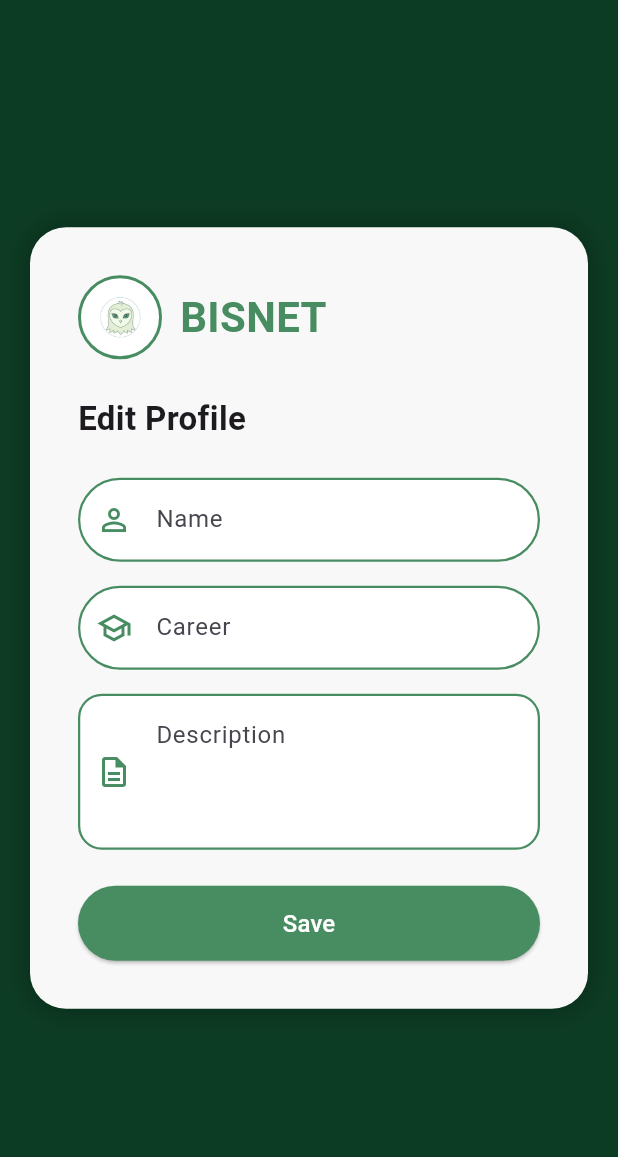
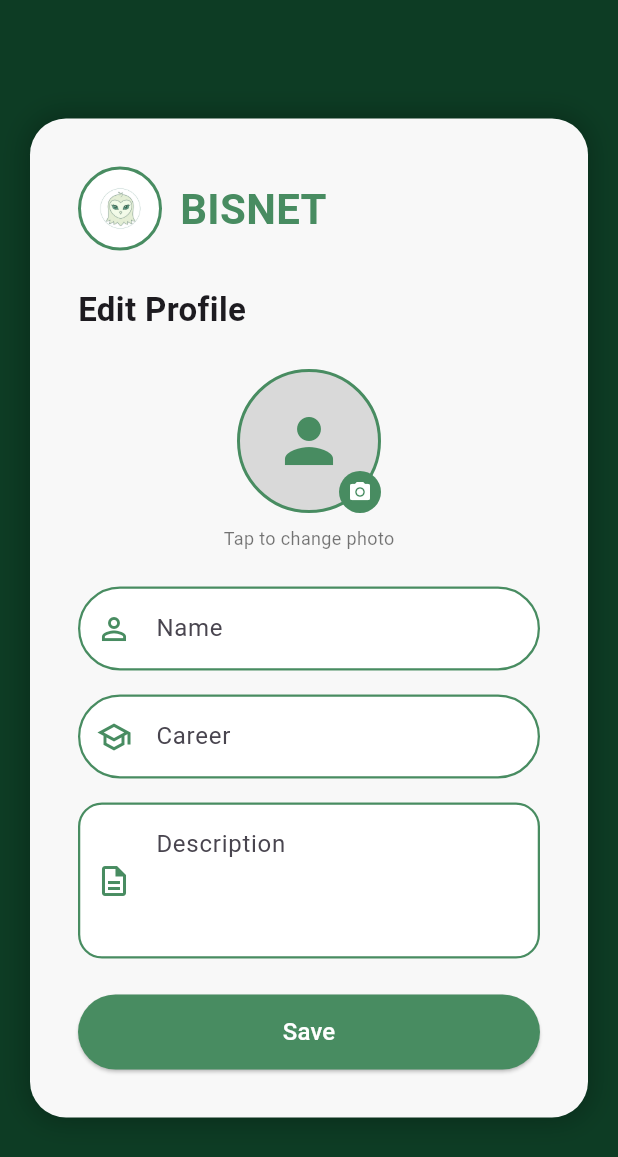
Before and after one commit to miguelrodriguez72sbs-sys/BisNet, a Flutter app: the ProfileScreen screen opened directly, after a tap on the "edit" icon, on a phone screen of 412 x 824 dp. Shown: the top 1157 px of the screen. Run offline on Flutter 3.47's test engine with Material 3 defaults, Android fonts, the phone set to English and light mode, and no system bars; our stand-ins replace image_picker, shared_preferences, webview_flutter; accounts and stored records are empty; network calls fail.

Commit message:
feat: profile photo upload, real like counts in profile, community notifications

```diff
--- a/bisnet/lib/L10n/app_localizations.dart
+++ b/bisnet/lib/L10n/app_localizations.dart
@@ -94,6 +94,14 @@ class AppLocalizations {
       // Búsqueda
       'no_search_results': 'No se encontraron publicaciones',
       'no_communities_results': 'No se encontraron comunidades',
+
+      // Perfil / Foto
+      'tap_to_change_photo': 'Toca para cambiar la foto',
+
+      // Notificaciones de comunidad
+      'user_joined_community': 'se unió a tu comunidad',
+      'user_requested_join': 'solicitó unirse a tu comunidad',
+      'sent_message_in': 'envió un mensaje en',
     },
 
     'en': {
@@ -180,6 +188,14 @@ class AppLocalizations {
       // Search
       'no_search_results': 'No posts found',
       'no_communities_results': 'No communities found',
+
+      // Profile / Photo
+      'tap_to_change_photo': 'Tap to change photo',
+
+      // Community notifications
+      'user_joined_community': 'joined your community',
+      'user_requested_join': 'requested to join your community',
+      'sent_message_in': 'sent a message in',
     },
   };
 
@@ -256,6 +272,10 @@ class AppLocalizations {
   String get sentYouAMessage => translate('sent_you_a_message');
   String get noSearchResults => translate('no_search_results');
   String get noCommunitiesResults => translate('no_communities_results');
+  String get tapToChangePhoto => translate('tap_to_change_photo');
+  String get userJoinedCommunity => translate('user_joined_community');
+  String get userRequestedJoin => translate('user_requested_join');
+  String get sentMessageIn => translate('sent_message_in');
 }
 
 class AppLocalizationsDelegate extends LocalizationsDelegate<AppLocalizations> {
--- a/bisnet/lib/pages/edit_profile.dart
+++ b/bisnet/lib/pages/edit_profile.dart
@@ -1,4 +1,6 @@
 import 'package:flutter/material.dart';
+import 'dart:io';
+import 'package:image_picker/image_picker.dart';
 import 'package:bisnet/services/auth_service.dart';
 import 'package:bisnet/L10n/app_localizations.dart';
 
@@ -15,6 +17,8 @@ class _EditProfileScreenState extends State<EditProfileScreen> {
   late TextEditingController nameController;
   late TextEditingController careerController;
   late TextEditingController descriptionController;
+  File? _selectedImage;
+  bool _uploading = false;
 
   @override
   void initState() {
@@ -34,6 +38,74 @@ class _EditProfileScreenState extends State<EditProfileScreen> {
     careerController.dispose();
     descriptionController.dispose();
     super.dispose();
+  }
+
+  Future<void> _pickImage() async {
+    final picker = ImagePicker();
+    final image = await picker.pickImage(source: ImageSource.gallery);
+    if (image == null) return;
+    setState(() => _selectedImage = File(image.path));
+  }
+
+  Widget _buildProfilePhoto() {
+    final currentPhoto = widget.user?['profile_photo'];
+
+    Widget avatar;
+    if (_selectedImage != null) {
+      avatar = ClipOval(
+        child: Image.file(_selectedImage!, fit: BoxFit.cover, width: 96, height: 96),
+      );
+    } else if (currentPhoto != null && currentPhoto.toString().isNotEmpty) {
+      avatar = ClipOval(
+        child: Image.network(
+          '${AuthService.storageUrl}/$currentPhoto',
+          fit: BoxFit.cover,
+          width: 96,
+          height: 96,
+          errorBuilder: (_, _, _) => const Icon(
+            Icons.person,
+            size: 48,
+            color: Color(0xFF488C61),
+          ),
+        ),
+      );
+    } else {
+      avatar = const Icon(Icons.person, size: 48, color: Color(0xFF488C61));
+    }
+
+    return GestureDetector(
+      onTap: _pickImage,
+      child: Stack(
+        children: [
+          Container(
+            width: 96,
+            height: 96,
+            decoration: BoxDecoration(
+              shape: BoxShape.circle,
+              color: const Color(0xFFD9D9D9),
+              border: Border.all(color: const Color(0xFF488C61), width: 2),
+            ),
+            child: Center(child: avatar),
+          ),
+          Positioned(
+            bottom: 0,
+            right: 0,
+            child: Container(
+              padding: const EdgeInsets.all(6),
+              decoration: const BoxDecoration(
+                color: Color(0xFF488C61),
+                shape: BoxShape.circle,
+              ),
+              child: const Icon(
+                Icons.camera_alt,
+                color: Colors.white,
+                size: 16,
+              ),
+            ),
+          ),
+        ],
+      ),
+    );
   }
 
   @override
@@ -106,6 +178,20 @@ class _EditProfileScreenState extends State<EditProfileScreen> {
                     ),
                   ),
 
+                  const SizedBox(height: 24),
+
+                  // FOTO DE PERFIL
+                  Center(child: _buildProfilePhoto()),
+                  const SizedBox(height: 8),
+                  Center(
+                    child: Text(
+                      t.tapToChangePhoto,
+                      style: const TextStyle(
+                        fontSize: 12,
+                        color: Colors.black54,
+                      ),
+                    ),
+                  ),
                   const SizedBox(height: 24),
 
                   // NAME
@@ -219,8 +305,26 @@ class _EditProfileScreenState extends State<EditProfileScreen> {
                           borderRadius: BorderRadius.circular(30),
                         ),
                       ),
-                      onPressed: () async {
+                      onPressed: _uploading
+                          ? null
+                          : () async {
+                              setState(() => _uploading = true);
                               try {
+                                Map<String, dynamic> updatedUser =
+                                    widget.user ?? {};
+
+                                // 1) Subir foto si se eligió una
+                                if (_selectedImage != null) {
+                                  final photoResponse =
+                                      await AuthService.updateProfilePhoto(
+                                    _selectedImage!,
+                                  );
+                                  if (photoResponse.containsKey('user')) {
+                                    updatedUser = photoResponse['user'];
+                                  }
+                                }
+
+                                // 2) Actualizar nombre/carrera/descripción
                                 final response = await AuthService.updateProfile(
                                   name: nameController.text,
                                   career: careerController.text,
@@ -228,25 +332,26 @@ class _EditProfileScreenState extends State<EditProfileScreen> {
                                 );
 
                                 if (response.containsKey('user')) {
-                            ScaffoldMessenger.of(context).showSnackBar(
-                              SnackBar(
-                                content: Text(t.profileUpdatedSuccessfully),
-                              ),
-                            );
+                                  updatedUser = response['user'];
+                                }
 
-                            Navigator.pop(context, response['user']);
-                          } else {
+                                if (!mounted) return;
+                                setState(() => _uploading = false);
                                 ScaffoldMessenger.of(context).showSnackBar(
                                   SnackBar(
                                     content: Text(
-                                  response['message'] ?? t.errorUpdatingProfile,
+                                      t.profileUpdatedSuccessfully,
                                     ),
                                   ),
                                 );
-                          }
+                                Navigator.pop(context, updatedUser);
                               } catch (e) {
+                                if (!mounted) return;
+                                setState(() => _uploading = false);
                                 ScaffoldMessenger.of(context).showSnackBar(
-                            SnackBar(content: Text('${t.error}: $e')),
+                                  SnackBar(
+                                    content: Text('${t.error}: $e'),
+                                  ),
                                 );
                               }
                             },
--- a/bisnet/lib/pages/profile.dart
+++ b/bisnet/lib/pages/profile.dart
@@ -25,16 +25,20 @@ class _ProfileScreenState extends State<ProfileScreen> {
 
   Future<void> _loadData() async {
     try {
-      final data  = await AuthService.getProfile();
+      final data = await AuthService.getProfile();
       final posts = await AuthService.getMyPosts();
       setState(() {
-        _user    = data;
-        _posts   = posts;
+        _user = data;
+        _posts = posts;
         _loading = false;
       });
     } catch (e) {
       setState(() => _loading = false);
     }
+  }
+
+  void _onUserUpdated(Map<String, dynamic> updatedUser) {
+    setState(() => _user = updatedUser);
   }
 
   @override
@@ -120,7 +124,7 @@ class _ProfileScreenState extends State<ProfileScreen> {
                   : ListView(
                       padding: const EdgeInsets.symmetric(horizontal: 16),
                       children: [
-                        UserInfoCard(user: _user),
+                        UserInfoCard(user: _user, onUserUpdated: _onUserUpdated),
                         const SizedBox(height: 12),
                         ..._posts.map(
                           (post) => UserPostCard(
@@ -183,8 +187,9 @@ class _ProfileScreenState extends State<ProfileScreen> {
 // =========================================================================
 class UserInfoCard extends StatelessWidget {
   final Map<String, dynamic>? user;
+  final ValueChanged<Map<String, dynamic>>? onUserUpdated;
 
-  const UserInfoCard({super.key, required this.user});
+  const UserInfoCard({super.key, required this.user, this.onUserUpdated});
 
   @override
   Widget build(BuildContext context) {
@@ -200,7 +205,22 @@ class UserInfoCard extends StatelessWidget {
           Row(
             crossAxisAlignment: CrossAxisAlignment.start,
             children: [
-              const Icon(Icons.person, color: Colors.black, size: 36),
+              CircleAvatar(
+                radius: 20,
+                backgroundColor: const Color(0xFF488C61),
+                child: (user?['profile_photo'] ?? '').toString().isNotEmpty
+                    ? ClipOval(
+                        child: Image.network(
+                          '${AuthService.storageUrl}/${user?['profile_photo']}',
+                          width: 40,
+                          height: 40,
+                          fit: BoxFit.cover,
+                          errorBuilder: (_, _, _) =>
+                              const Icon(Icons.person, color: Colors.white),
+                        ),
+                      )
+                    : const Icon(Icons.person, color: Colors.white, size: 24),
+              ),
               const SizedBox(width: 8),
               // ── Mejora del Archivo 2: Flexible evita overflow en textos largos ──
               Flexible(
@@ -238,7 +258,7 @@ class UserInfoCard extends StatelessWidget {
                         ),
                       );
                       if (updatedUser != null) {
-                        (context as Element).markNeedsBuild();
+                        onUserUpdated?.call(updatedUser);
                       }
                     },
                     child: Image.asset(
@@ -412,9 +432,9 @@ class UserPostCard extends StatelessWidget {
                     const Icon(Icons.star_border, color: Colors.black),
               ),
               const SizedBox(width: 8),
-              const Text(
-                '0',
-                style: TextStyle(
+              Text(
+                '${post['likes_count'] ?? 0}',
+                style: const TextStyle(
                   fontSize: 16,
                   fontWeight: FontWeight.bold,
                   color: Colors.black,
```
Also changed, not shown: bisnet/lib/pages/home.dart (+13 -0 lines), bisnet/lib/pages/notifications.dart (+17 -1 lines), bisnet/lib/services/auth_service.dart (+21 -0 lines). Lines whose indentation alone changed are shown as unchanged.
